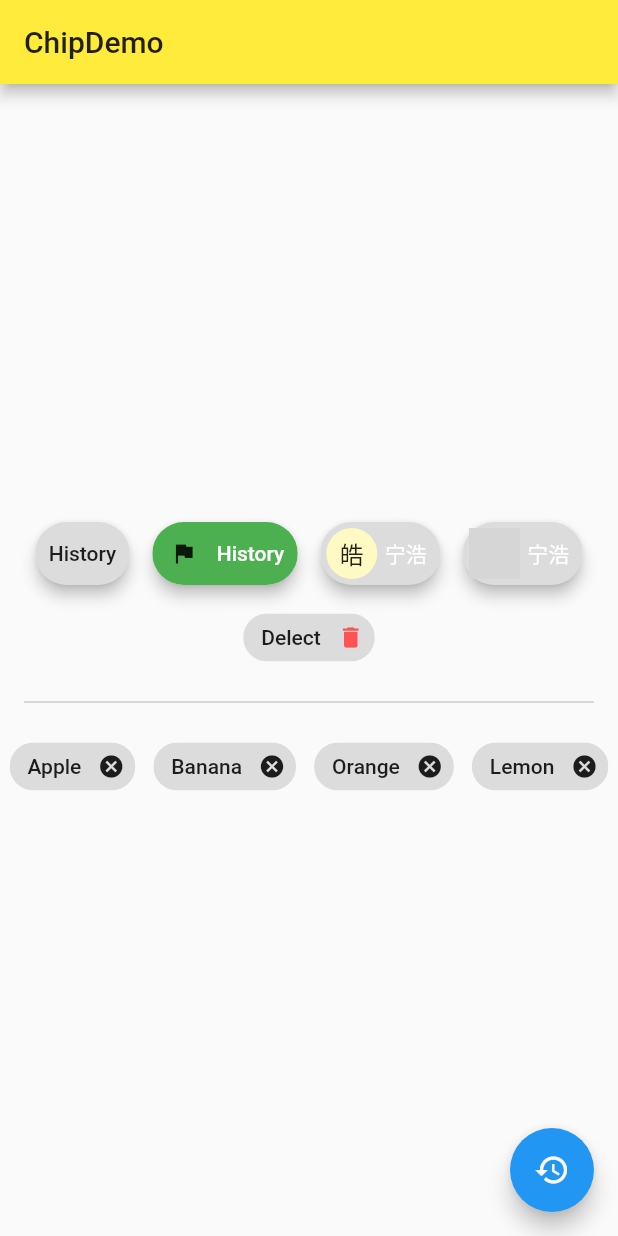
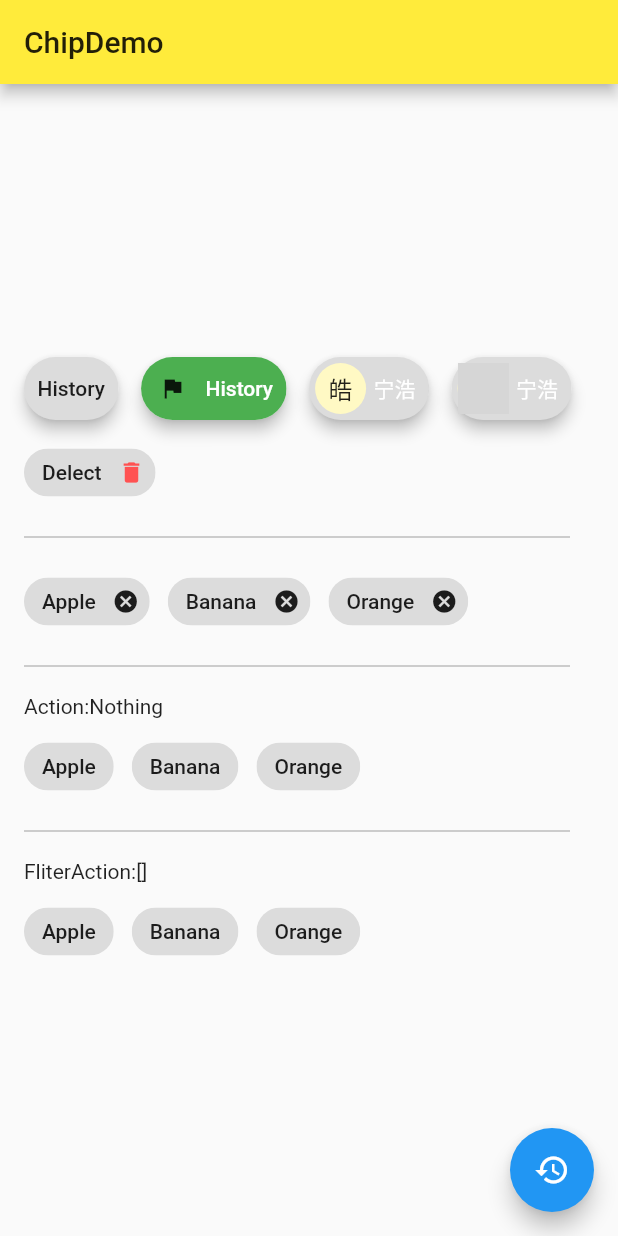
Before and after one commit to weiliushuai/Flutterhello, a Flutter app: the ChipDemo screen opened directly, after a tap on the "restore" icon, on a phone screen of 412 x 824 dp. Run offline on Flutter 3.47's test engine with Material 2 defaults, Android fonts, the phone set to English and light mode, and no system bars; network calls fail; grey boxes are pictures that could not be loaded.

Commit message:
ActionChip和FilterChip

```diff
--- a/lib/demo/chip_demo.dart
+++ b/lib/demo/chip_demo.dart
@@ -6,7 +6,12 @@ class ChipDemo extends StatefulWidget {
 }
 
 class _ChipDemoState extends State<ChipDemo> {
-  List<String> _tag = ["Apple","Banana","Orange","Lemon"];
+  List<String> _tag = ["Apple", "Banana", "Orange"];
+
+  String _action = "Nothing";
+
+  List<String> _selected = [];
+
   @override
   Widget build(BuildContext context) {
     return Scaffold(
@@ -14,17 +19,19 @@ class _ChipDemoState extends State<ChipDemo> {
         title: Text("ChipDemo"),
       ),
       body: Container(
+        padding: EdgeInsets.all(16.0),
         child: Column(
           mainAxisAlignment: MainAxisAlignment.center,
           children: <Widget>[
             Wrap(
               //可换行
               //  mainAxisAlignment: MainAxisAlignment.center,
-              direction: Axis.horizontal, //部件摆放方向，默认为水平方向
-              alignment: WrapAlignment.center, //对其方式
-              textDirection: TextDirection.ltr,
+              //   direction: Axis.horizontal, //部件摆放方向，默认为水平方向
+              //   alignment: WrapAlignment.center, //对其方式
+              //   textDirection: TextDirection.ltr,
               spacing: 15.0, //设置间距
               runSpacing: 8.0, //行间距
+
               children: <Widget>[
                 Chip(
                   label: Text("History"),
@@ -61,45 +68,104 @@ class _ChipDemoState extends State<ChipDemo> {
                 ),
                 Chip(
                   label: Text("Delect"),
-                  onDeleted: (){},
-                  deleteIcon: Icon(Icons.delete),//删除图标
-                  deleteIconColor: Colors.redAccent,//图标颜色
-                  deleteButtonTooltipMessage: "Remove this Tag",//长安图标提示语
+                  onDeleted: () {},
+                  deleteIcon: Icon(Icons.delete), //删除图标
+                  deleteIconColor: Colors.redAccent, //图标颜色
+                  deleteButtonTooltipMessage: "Remove this Tag", //长安图标提示语
                 ),
-                Divider(//分隔符
+                Divider(
+                  //分隔符
                   color: Colors.grey,
-                  height: 22.0,//距离上部的距离
-                  indent: 16.0,//左边的缩进
-                  endIndent: 16.0,//右边的缩进
-                  thickness: 0.5,//分割线的高度
+                  height: 22.0, //距离上部的距离
+                  //   indent: 16.0,//左边的缩进
+                  endIndent: 16.0, //右边的缩进
+                  //  thickness: 0.5,//分割线的高度
                 ),
                 Wrap(
                   spacing: 12.0,
-                  children: _tag.map((tag){
+                  children: _tag.map((tag) {
                     return Chip(
                       label: Text(tag),
-                      onDeleted: (){
+                      onDeleted: () {
                         setState(() {
                           _tag.remove(tag);
                         });
                       },
-                      );
+                    );
+                  }).toList(),
+                ),
+                Divider(
+                  //分隔符
+                  color: Colors.grey,
+                  height: 22.0, //距离上部的距离
+                  //   indent: 16.0,//左边的缩进
+                  endIndent: 16.0, //右边的缩进
+                  //   thickness: 0.5,//分割线的高度
+                ),
+                Container(
+                  width: double.infinity,
+                  child: Text("Action:$_action"),
+                ),
+                Wrap(
+                  spacing: 12.0,
+                  children: _tag.map((tag) {
+                    return ActionChip(
+                      label: Text(tag),
+                      onPressed: () {
+                        setState(() {
+                          _action = tag;
+                        });
+                      },
+                    );
+                  }).toList(),
+                ),
+                  Divider(
+                  //分隔符
+                  color: Colors.grey,
+                  height: 22.0, //距离上部的距离
+                  //   indent: 16.0,//左边的缩进
+                  endIndent: 16.0, //右边的缩进
+                  //   thickness: 0.5,//分割线的高度
+                ),
+                Container(
+                  width: double.infinity,
+                  child: Text("FliterAction:${_selected.toString()}"),
+                ),
+                Wrap(
+                  spacing: 12.0,
+                  children: _tag.map((tag) {
+                    return FilterChip(
+                      label: Text(tag),
+                      selected: _selected.contains(tag),
+                      onSelected: (value){
+                          setState(() {
+                            if (_selected.contains(tag)) {
+                              _selected.remove(tag);
+
+                            } else {
+                              _selected.add(tag);
+
+                            }
+                          });
+                      },
+                    );
                   }).toList(),
                 ),
               ],
+
             ),
-          ],
+
+              ],
         ),
-
       ),
       floatingActionButton: FloatingActionButton(
-        child: Icon(Icons.restore),
-        onPressed: (){
-          setState(() {
-            _tag = ["Apple","Banana","Orange","Lemon"];
-          });
-        }
-        ),
+          child: Icon(Icons.restore),
+          onPressed: () {
+            setState(() {
+              _tag = ["Apple", "Banana", "Orange"];
+              _selected = [];
+            });
+          }),
     );
   }
 }
```
